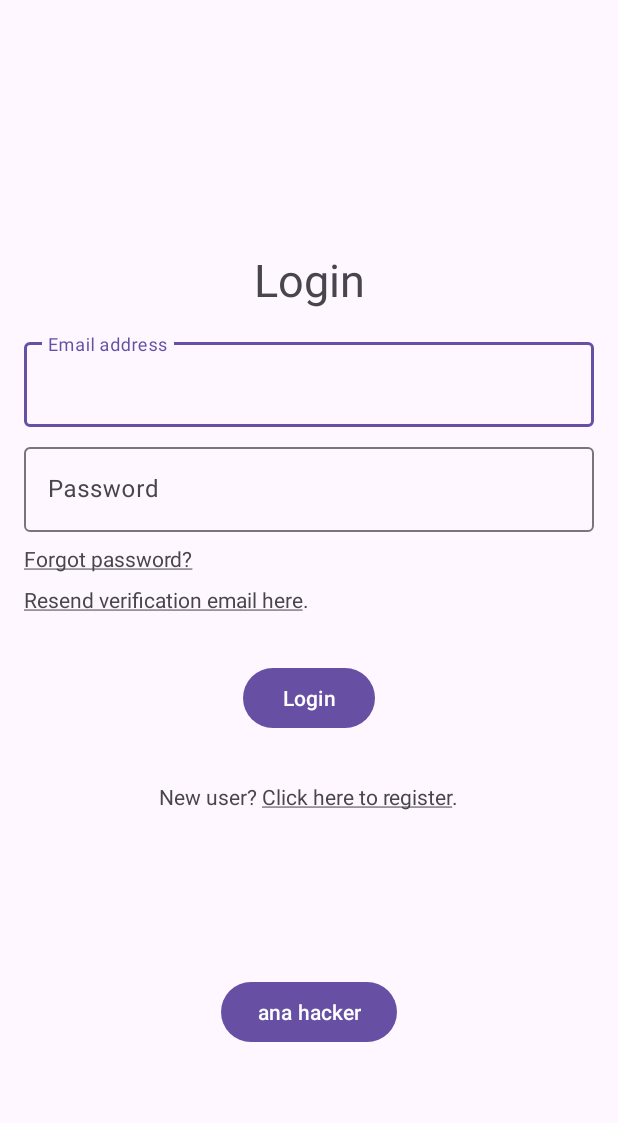
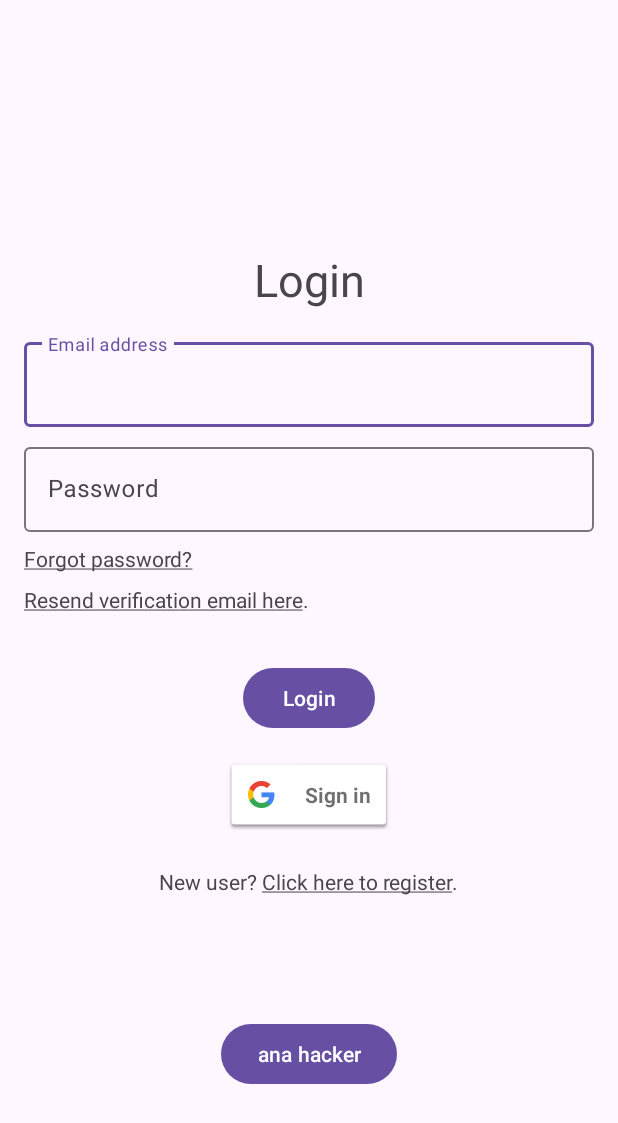
Before and after one commit to youssef-k-tawfik/Anival01, an Android app: the screen it shows after launch (MainActivity), on a phone screen of 412 x 824 dp. Shown: the top 1123 px of the screen. Run offline under Robolectric (Android 15) with nearby library versions, the light colour scheme and no system bars; our stand-ins replace Firebase (no records; nobody signed in at launch, a user with empty details on screens opened directly), Timber.

Commit message:
commit03

```diff
--- a/app/src/main/java/com/example/anival01/login/LoginFragment.kt
+++ b/app/src/main/java/com/example/anival01/login/LoginWithEmailFragment.kt
@@ -1,34 +1,46 @@
 package com.example.anival01.login
 
+import android.app.Activity
 import android.content.Intent
 import android.os.Bundle
 import android.view.LayoutInflater
 import android.view.View
 import android.view.ViewGroup
 import android.widget.Toast
+import androidx.activity.result.contract.ActivityResultContracts
 import androidx.fragment.app.Fragment
 import androidx.navigation.fragment.findNavController
 import com.example.anival01.R
-import com.example.anival01.databinding.FragmentLoginBinding
+import com.example.anival01.databinding.FragmentLoginWithEmailBinding
 import com.example.anival01.mainScreen.MainScreen
+import com.google.android.gms.auth.api.signin.GoogleSignIn
+import com.google.android.gms.auth.api.signin.GoogleSignInAccount
+import com.google.android.gms.auth.api.signin.GoogleSignInClient
+import com.google.android.gms.auth.api.signin.GoogleSignInOptions
+import com.google.android.gms.tasks.Task
 import com.google.firebase.auth.FirebaseAuth
+import com.google.firebase.auth.GoogleAuthProvider
+import com.google.firebase.database.FirebaseDatabase
 import kotlinx.coroutines.CoroutineScope
 import kotlinx.coroutines.Dispatchers
 import kotlinx.coroutines.launch
 import kotlinx.coroutines.tasks.await
 import kotlinx.coroutines.withContext
 
-class LoginFragment : Fragment() {
+class LoginWithEmailFragment : Fragment() {
 
-    private lateinit var b: FragmentLoginBinding
+    private lateinit var b: FragmentLoginWithEmailBinding
     private lateinit var auth: FirebaseAuth
+    private lateinit var db: FirebaseDatabase
+    private lateinit var googleSignInClient: GoogleSignInClient
 
     override fun onCreateView(
         inflater: LayoutInflater, container: ViewGroup?,
         savedInstanceState: Bundle?
     ): View {
-        b = FragmentLoginBinding.inflate(layoutInflater)
+        b = FragmentLoginWithEmailBinding.inflate(layoutInflater)
         auth = FirebaseAuth.getInstance()
+        db = FirebaseDatabase.getInstance()
         return b.root
     }
 
@@ -38,29 +50,75 @@ class LoginFragment : Fragment() {
         b.btnLogin.setOnClickListener {
             loginUser()
         }
-
         b.tvGoToRegister.setOnClickListener {
             findNavController().navigate(R.id.action_loginFragment_to_registerFragment)
         }
-
-
         b.tvForgotPassword.setOnClickListener {
             findNavController().navigate(R.id.action_loginFragment_to_forgotPasswordFragment)
 
         }
-
         b.tvResendVerificationLink.setOnClickListener {
             findNavController().navigate(R.id.action_loginFragment_to_resendVerificationLinkFragment)
 
         }
 
+        // Sign-in with Google
+        val gso = GoogleSignInOptions.Builder(GoogleSignInOptions.DEFAULT_SIGN_IN)
+            .requestIdToken(getString(R.string.default_web_client_id))
+            .requestEmail()
+            .build()
+
+        googleSignInClient = GoogleSignIn.getClient(requireContext(), gso)
+
+        b.googleSignInButton.setOnClickListener {
+            signInWithGoogle()
+        }
+        // End of google sign-in
+
+        // TODO: Sign-in with Facebook
+
+
+
         // testing btn
         b.btnSkipToNewsFeed.setOnClickListener {
             goToMainScreen()
         }
-
     }
 
+    // Start of google sign-in  ##################################################    // gooooooogle
+    private fun signInWithGoogle() {
+        val signInIntent = googleSignInClient.signInIntent
+        launcher.launch(signInIntent)
+    }
+
+    private val launcher =
+        registerForActivityResult(ActivityResultContracts.StartActivityForResult()) { result ->
+            if (result.resultCode == Activity.RESULT_OK) {
+                val task = GoogleSignIn.getSignedInAccountFromIntent(result.data)
+                handleResults(task)
+            }
+        }
+
+    private fun handleResults(task: Task<GoogleSignInAccount>) {
+        if (task.isSuccessful) {
+            val account: GoogleSignInAccount? = task.result
+            if (account != null) {
+                updateUI(account)
+            }
+        } else toastHere(task.exception.toString())
+    }
+
+    private fun updateUI(account: GoogleSignInAccount) {
+        val credential = GoogleAuthProvider.getCredential(account.idToken, null)
+        auth.signInWithCredential(credential).addOnCompleteListener {
+            if (it.isSuccessful) {
+                val intent = Intent(requireContext(), MainScreen::class.java)
+                    .putExtra("name", account.displayName)
+                startActivity(intent)
+            } else toastHere(it.exception.toString())
+        }
+    }
+    // End of google sign-in  ####################################################    // gooooooogle
 
     private fun loginUser() {
         val email = b.tiInsideEmail.text.toString()
--- a/app/src/main/java/com/example/anival01/login/RegisterFragment.kt
+++ b/app/src/main/java/com/example/anival01/login/RegisterFragment.kt
@@ -163,7 +163,7 @@ class RegisterFragment : Fragment() {
     }
 
     private fun addNewDocumentForNewUser() {
-        val newUser = User(firstName, lastName, 0, gender)
+        val newUser = User(firstName, lastName, 0, gender, email)
         auth.currentUser?.uid?.let { it ->
             db.collection("users").document(it).set(newUser)
         }
--- a/app/src/main/java/com/example/anival01/login/User.kt
+++ b/app/src/main/java/com/example/anival01/login/User.kt
@@ -4,5 +4,6 @@ data class User(
     val firstName: String,
     val lastName: String,
     val points: Long,
-    val gender: String
+    val gender: String,
+    val email: String
 )
--- a/app/src/main/java/com/example/anival01/mainScreen/MainScreen.kt
+++ b/app/src/main/java/com/example/anival01/mainScreen/MainScreen.kt
@@ -56,6 +56,9 @@ class MainScreen : AppCompatActivity() {
             e.message?.let { toastHere(it) }
         }
 
+        val displayName = intent.getStringExtra("name")
+        b.tvName.text = displayName
+
     }
 
     private fun toastHere(msg: String) {
--- a/app/src/main/res/layout/activity_main.xml
+++ b/app/src/main/res/layout/activity_main.xml
@@ -19,6 +19,6 @@
         app:layout_constraintStart_toStartOf="parent"
         app:layout_constraintTop_toTopOf="parent"
         app:navGraph="@navigation/login_nav"
-        tools:layout="@layout/fragment_login" />
+        tools:layout="@layout/fragment_login_with_email" />
 
 </androidx.constraintlayout.widget.ConstraintLayout>
--- a/app/src/main/res/layout/fragment_login.xml
+++ b/app/src/main/res/layout/fragment_login_with_email.xml
@@ -5,7 +5,7 @@
     android:layout_width="match_parent"
     android:layout_height="match_parent"
     android:padding="16dp"
-    tools:context=".login.LoginFragment">
+    tools:context=".login.LoginWithEmailFragment">
 
     <TextView
         android:id="@+id/textLogin"
@@ -87,15 +87,24 @@
         app:layout_constraintStart_toStartOf="parent"
         app:layout_constraintTop_toBottomOf="@+id/tvResendVerificationLink" />
 
+    <com.google.android.gms.common.SignInButton
+        android:id="@+id/google_sign_in_button"
+        android:layout_width="wrap_content"
+        android:layout_height="wrap_content"
+        android:layout_marginTop="16dp"
+        app:layout_constraintEnd_toEndOf="parent"
+        app:layout_constraintStart_toStartOf="parent"
+        app:layout_constraintTop_toBottomOf="@+id/btnLogin" />
+
     <TextView
         android:id="@+id/tvGoToRegister"
         android:layout_width="wrap_content"
         android:layout_height="wrap_content"
-        android:layout_marginTop="32dp"
+        android:layout_marginTop="24dp"
         android:text="@string/new_user_click_here_to_register"
         app:layout_constraintEnd_toEndOf="parent"
         app:layout_constraintStart_toStartOf="parent"
-        app:layout_constraintTop_toBottomOf="@+id/btnLogin" />
+        app:layout_constraintTop_toBottomOf="@+id/google_sign_in_button" />
 
     <Button
         android:id="@+id/btnSkipToNewsFeed"
--- a/app/src/main/res/navigation/login_nav.xml
+++ b/app/src/main/res/navigation/login_nav.xml
@@ -7,9 +7,9 @@
 
     <fragment
         android:id="@+id/loginFragment"
-        android:name="com.example.anival01.login.LoginFragment"
+        android:name="com.example.anival01.login.LoginWithEmailFragment"
         android:label="fragment_login"
-        tools:layout="@layout/fragment_login">
+        tools:layout="@layout/fragment_login_with_email">
         <action
             android:id="@+id/action_loginFragment_to_registerFragment"
             app:destination="@id/registerFragment" />
```
Also changed, not shown: app/build.gradle.kts (+14 -14 lines), gradle/libs.versions.toml (+22 -1 lines), app/src/main/res/drawable/anival_logo001.png (deleted).
